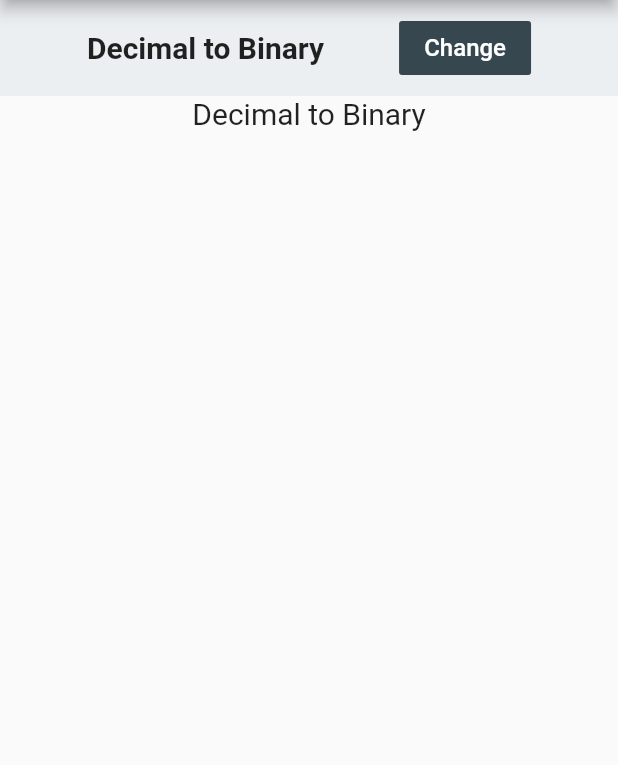
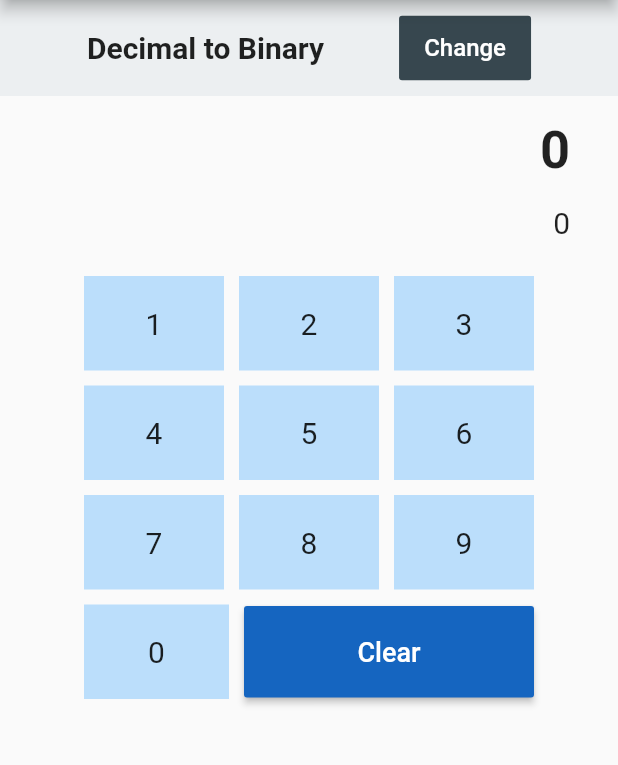
Before and after one commit to stevensc07/BinaryToDecimal-and-DecimalToBinary-Calculatore, a Flutter app: the screen it shows after launch, after a tap on "Change", on a phone screen of 412 x 824 dp, the part 84-849 px from its top. Run offline on Flutter 3.47's test engine with Material 2 defaults, Android fonts, the phone set to English and light mode, and no system bars.

Commit message:
first commit

```diff
--- a/lib/pages/main_page_stateful.dart
+++ b/lib/pages/main_page_stateful.dart
@@ -38,11 +38,14 @@ class _MainPageStatefulState extends State<MainPageStateful> {
               FlatButton(
                 color: Colors.blueGrey[800],
                 onPressed: () => _onPressed(),
-                child: Text(
-                  'Change',
-                  style: TextStyle(
-                    color: Colors.white,
-                    fontSize: 16,
+                child: Padding(
+                  padding: const EdgeInsets.fromLTRB(0, 12, 0, 12),
+                  child: Text(
+                    'Change',
+                    style: TextStyle(
+                      color: Colors.white,
+                      fontSize: 16,
+                    ),
                   ),
                 ),
               ),
--- a/lib/widgets/binToDec.dart
+++ b/lib/widgets/binToDec.dart
@@ -17,7 +17,7 @@ class _BinToDecState extends State<BinToDec> {
       create: (context) => SingleModel(),
       child: Container(
         child: Padding(
-          padding: const EdgeInsets.all(16.0),
+          padding: const EdgeInsets.fromLTRB(16, 0, 16, 0),
           child: Column(
             crossAxisAlignment: CrossAxisAlignment.stretch,
             children: <Widget>[
@@ -31,7 +31,7 @@ class _BinToDecState extends State<BinToDec> {
                 ),
               ),
               Container(
-                padding: const EdgeInsets.all(16.0),
+                padding: const EdgeInsets.fromLTRB(16, 0, 16, 8),
                 alignment: Alignment.centerRight,
                 child: Text(
                   '$_binary',
@@ -112,9 +112,9 @@ class _BinToDecState extends State<BinToDec> {
                         child: Padding(
                           padding: const EdgeInsets.fromLTRB(0, 12, 0, 12),
                           child: Text(
-                            "Reset all",
+                            "Clear",
                             style: new TextStyle(
-                              fontSize: 20.0,
+                              fontSize: 16,
                               color: Colors.white,
                             ),
                           ),
@@ -148,7 +148,7 @@ class _BinToDecState extends State<BinToDec> {
                           child: Text(
                             "Delete last",
                             style: new TextStyle(
-                              fontSize: 20.0,
+                              fontSize: 16,
                               color: Colors.white,
                             ),
                           ),
--- a/lib/widgets/decToBin.dart
+++ b/lib/widgets/decToBin.dart
@@ -1,4 +1,7 @@
+import 'dart:ui';
+
 import 'package:F_202030_SimpleStateProvider/model/single_model.dart';
+import 'package:F_202030_SimpleStateProvider/widgets/item.dart';
 import 'package:flutter/material.dart';
 import 'package:provider/provider.dart';
 
@@ -8,23 +11,152 @@ class DecToBin extends StatefulWidget {
 }
 
 class _DecToBinState extends State<DecToBin> {
+  String _binary = '0';
+  String _decimal = '0';
+
+  updateNumber(String value) {
+    setState(() {
+      _decimal = _decimal == '0' ? value : _decimal + value;
+      // Covert _decimal to _binary
+      _binary = int.parse(_decimal, radix: 10).toRadixString(2);
+    });
+  }
+
   @override
   Widget build(BuildContext context) {
     return ChangeNotifierProvider<SingleModel>(
       create: (context) => SingleModel(),
       child: Container(
-        width: double.infinity,
+        child: Padding(
+          padding: const EdgeInsets.fromLTRB(16, 0, 16, 0),
           child: Column(
             children: [
-            Text(
-              "Decimal to Binary",
+              Container(
+                padding: const EdgeInsets.all(16.0),
+                alignment: Alignment.centerRight,
+                child: Text(
+                  '$_binary',
+                  textAlign: TextAlign.right,
+                  style: TextStyle(fontWeight: FontWeight.bold, fontSize: 35),
+                ),
+              ),
+              Container(
+                padding: const EdgeInsets.fromLTRB(16, 0, 16, 8),
+                alignment: Alignment.centerRight,
+                child: Text(
+                  '$_decimal',
                   style: TextStyle(
                     fontSize: 20,
+                  ),
+                ),
+              ),
+              SizedBox(
+                height: 16.0,
+              ),
+              Padding(
+                padding: const EdgeInsets.fromLTRB(40, 0, 40, 0),
+                child: Row(
+                  children: [
+                    Item(
+                      item: '1',
+                      tapped: () => updateNumber('1'),
+                    ),
+                    SizedBox(width: 10),
+                    Item(
+                      item: '2',
+                      tapped: () => updateNumber('2'),
+                    ),
+                    SizedBox(width: 10),
+                    Item(
+                      item: '3',
+                      tapped: () => updateNumber('3'),
+                    ),
+                  ],
+                ),
+              ),
+              SizedBox(height: 10),
+              Padding(
+                padding: const EdgeInsets.fromLTRB(40, 0, 40, 0),
+                child: Row(
+                  children: [
+                    Item(
+                      item: '4',
+                      tapped: () => updateNumber('4'),
+                    ),
+                    SizedBox(width: 10),
+                    Item(
+                      item: '5',
+                      tapped: () => updateNumber('5'),
+                    ),
+                    SizedBox(width: 10),
+                    Item(
+                      item: '6',
+                      tapped: () => updateNumber('6'),
+                    ),
+                  ],
+                ),
+              ),
+              SizedBox(height: 10),
+              Padding(
+                padding: const EdgeInsets.fromLTRB(40, 0, 40, 0),
+                child: Row(
+                  children: [
+                    Item(
+                      item: '7',
+                      tapped: () => updateNumber('7'),
+                    ),
+                    SizedBox(width: 10),
+                    Item(
+                      item: '8',
+                      tapped: () => updateNumber('8'),
+                    ),
+                    SizedBox(width: 10),
+                    Item(
+                      item: '9',
+                      tapped: () => updateNumber('9'),
+                    ),
+                  ],
+                ),
+              ),
+              SizedBox(height: 10),
+              Padding(
+                padding: const EdgeInsets.fromLTRB(40, 0, 40, 0),
+                child: Row(
+                  children: [
+                    Item(
+                      item: '0',
+                      tapped: () => updateNumber('0'),
+                    ),
+                    SizedBox(width: 10),
+                    Expanded(
+                      flex: 2,
+                      child: Container(
+                        child: MaterialButton(
+                          padding: EdgeInsets.fromLTRB(0, 20, 0, 20),
+                          color: Colors.blue[800],
+                          onPressed: () {
+                            setState(() {
+                              _decimal = '0';
+                              _binary = '0';
+                            });
+                          },
+                          child: Text(
+                            "Clear",
+                            style: new TextStyle(
+                              fontSize: 18,
+                              color: Colors.white,
+                            ),
+                          ),
+                        ),
                       ),
                     ),
                   ],
                 ),
               ),
+            ],
+          ),
+        ),
+      ),
     );
   }
 }
--- /dev/null
+++ b/lib/widgets/item.dart
@@ -0,0 +1,28 @@
+import 'package:flutter/material.dart';
+
+class Item extends StatelessWidget {
+  final String item;
+  final Function tapped;
+  Item({this.item, this.tapped});
+
+  @override
+  Widget build(BuildContext context) {
+    return Expanded(
+      flex: 1,
+      child: InkWell(
+        onTap: tapped,
+        child: Container(
+          padding: EdgeInsets.fromLTRB(0, 20, 0, 20),
+          color: Colors.blue[100],
+          child: Text(
+            item,
+            textAlign: TextAlign.center,
+            style: TextStyle(
+              fontSize: 20,
+            ),
+          ),
+        ),
+      ),
+    );
+  }
+}
--- a/pubspec.yaml
+++ b/pubspec.yaml
@@ -24,8 +24,6 @@ dependencies:
   flutter:
     sdk: flutter
   provider: ^4.0.1
-  bloc: ^6.0.0
-  flutter_bloc: ^6.0.0
 
   # The following adds the Cupertino Icons font to your application.
   # Use with the CupertinoIcons class for iOS style icons.
```
Also changed, not shown: pubspec.lock. Lines whose indentation alone changed are shown as unchanged.
